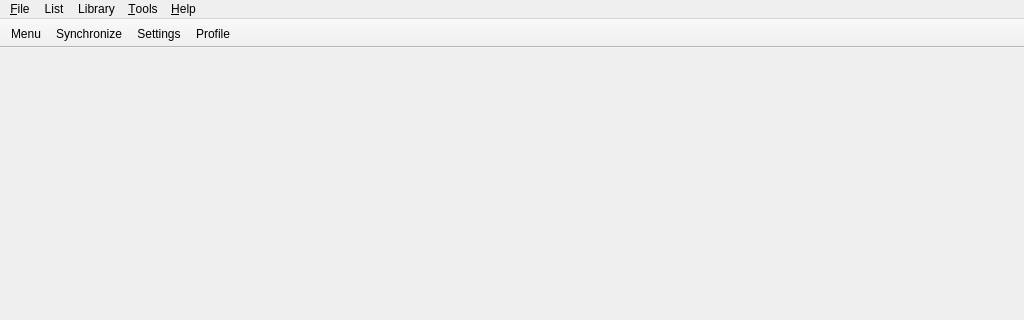
The window that src/gui/main/main_window.ui (ligneo/taiga) describes before a commit, drawn with Qt 5; both pictures show x 0 to 1024 and y 0 to 320 of the 1024 by 700 pixel window.
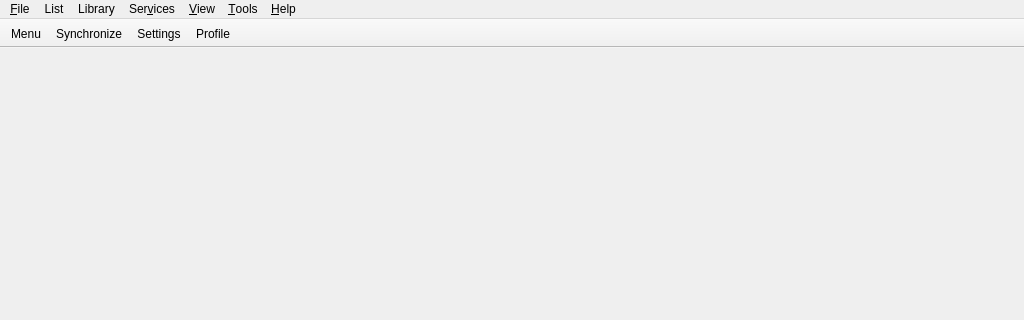
The same window after the commit.

Commit message: Restore the menu entries and shortcuts from v1

Diff of the .ui file:
```diff
--- a/src/gui/main/main_window.ui
+++ b/src/gui/main/main_window.ui
@@ -107,6 +107,16 @@
     <addaction name="separator"/>
     <addaction name="menuExport"/>
    </widget>
+   <widget class="QMenu" name="menuServices">
+    <property name="title">
+     <string>Ser&amp;vices</string>
+    </property>
+   </widget>
+   <widget class="QMenu" name="menuView">
+    <property name="title">
+     <string>&amp;View</string>
+    </property>
+   </widget>
    <widget class="QMenu" name="menuTools">
     <property name="title">
      <string>&amp;Tools</string>
@@ -150,6 +160,8 @@
    <addaction name="menuFile"/>
    <addaction name="menuList"/>
    <addaction name="menuLibrary"/>
+   <addaction name="menuServices"/>
+   <addaction name="menuView"/>
    <addaction name="menuTools"/>
    <addaction name="menuHelp"/>
   </widget>
```
Left out of the diff: 10 changed lines with no effect on the pictures. The commit also changes 4 other files.
